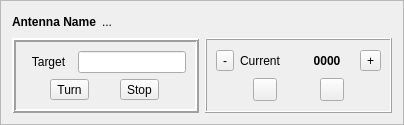
Before: the Qt Designer form mqt/MqtLogger/rotcontrolframe.ui in zsteva/backup-minos2, drawn with Qt 5.
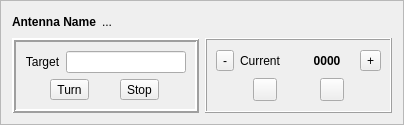
After: the same form once the commit is applied.

Commit message: Make bearing and frequency bold

The edit to the form file:
```diff
--- a/mqt/MqtLogger/rotcontrolframe.ui
+++ b/mqt/MqtLogger/rotcontrolframe.ui
@@ -97,6 +97,12 @@
               <verstretch>0</verstretch>
              </sizepolicy>
             </property>
+            <property name="font">
+             <font>
+              <weight>75</weight>
+              <bold>true</bold>
+             </font>
+            </property>
             <property name="focusPolicy">
              <enum>Qt::ClickFocus</enum>
             </property>
```
The commit also changes 1 other file.
